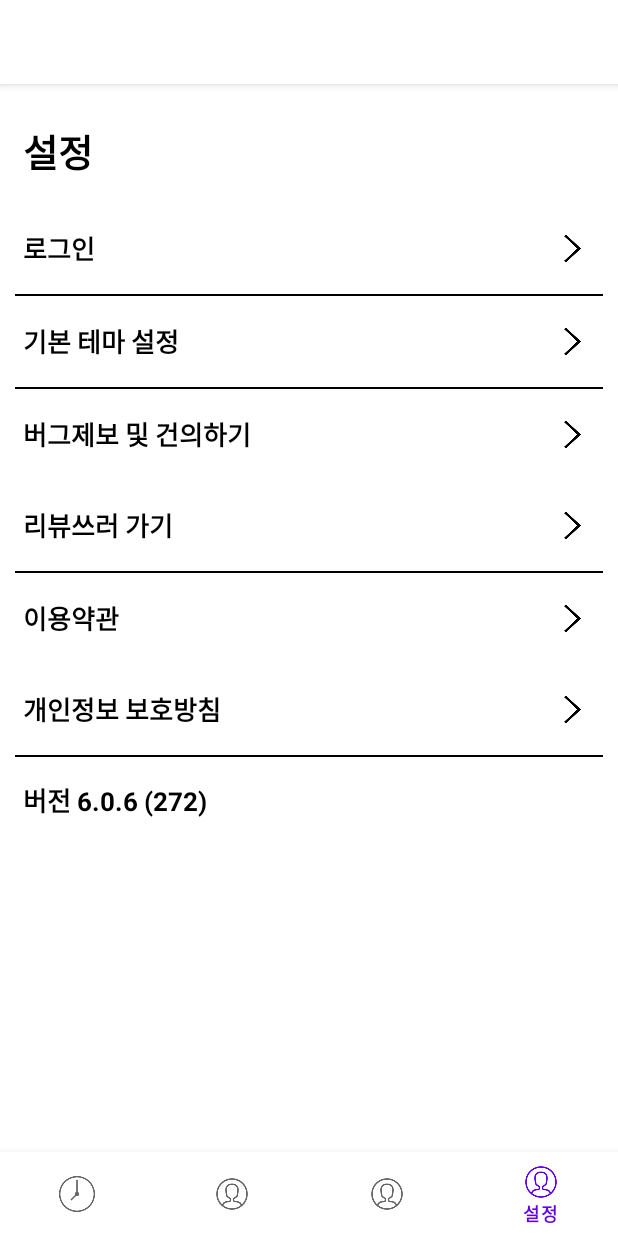
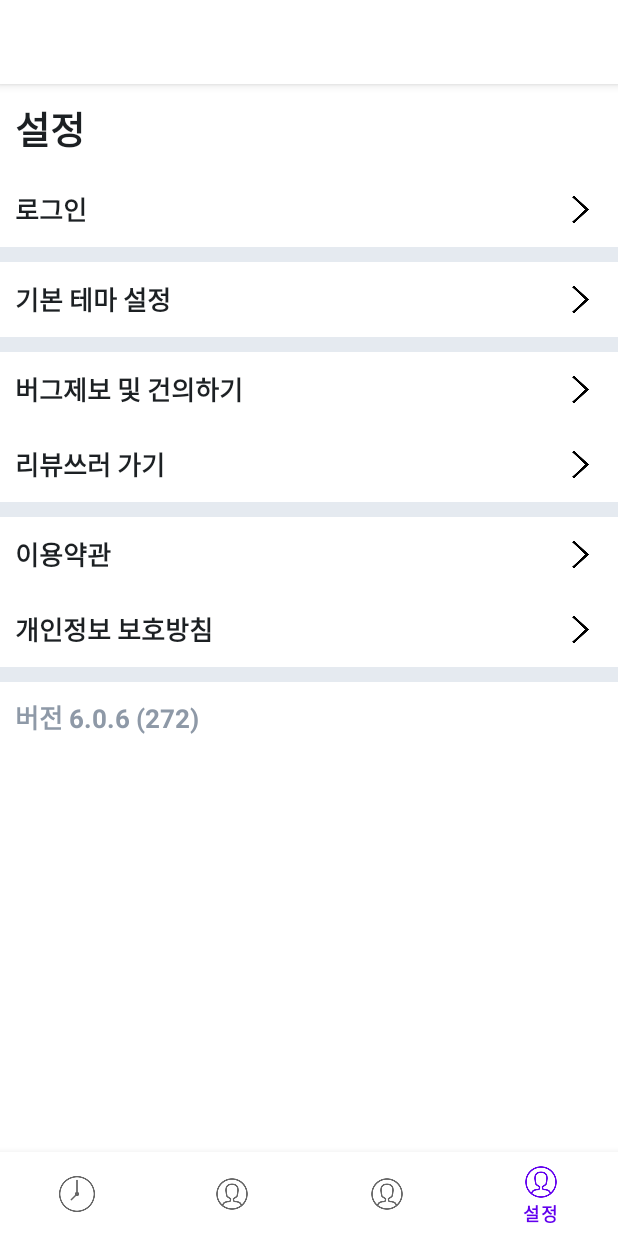
Before and after one commit to zeroheat0930/LOLandRoll, an Android app: the screen it shows after launch (MainActivity), item 4 of the bottom bar chosen, on a phone screen of 412 x 824 dp. Run offline under Robolectric (Android 15) with nearby library versions, the phone set to English and light mode, and no system bars; our stand-ins replace data binding.

Commit message:
색깔 설정하고 화면 비스무리하게 바꿧는데 이미지에 들어간 아이콘에 tint먹이니깐 앱이 죽어버림.. 그래서 다시 돌림

```diff
--- a/app/src/main/AndroidManifest.xml
+++ b/app/src/main/AndroidManifest.xml
@@ -12,6 +12,9 @@
         android:supportsRtl="true"
         android:theme="@style/Theme.LOLandRoll"
         android:usesCleartextTraffic="true">
+        <activity
+            android:name=".ParcticActivity"
+            android:exported="false" />
         <activity
             android:name=".SearchSummonerActivity"
             android:exported="false" />
--- a/app/src/main/java/com/zeroheat/lolandroll/BaseActivity.kt
+++ b/app/src/main/java/com/zeroheat/lolandroll/BaseActivity.kt
@@ -42,7 +42,7 @@ abstract class BaseActivity : AppCompatActivity(){
         toolbar.setContentInsetsAbsolute(0,0)
 
 //        UI 요소들 실제 값 대입
-        txtTitle = defaultActionBar.customView.findViewById(R.id.txtTitle)
+        txtTitle = defaultActionBar.customView.findViewById(R.id.txtCumu)
         btnAdd = defaultActionBar.customView.findViewById(R.id.btnAdd)
     }
 }
--- a/app/src/main/java/com/zeroheat/lolandroll/adapters/SearchSummonerRecyclerAdapter.kt
+++ b/app/src/main/java/com/zeroheat/lolandroll/adapters/SearchUserrRecyclerAdapter.kt
@@ -1,7 +1,6 @@
 package com.zeroheat.lolandroll.adapters
 
 import android.content.Context
-import android.content.Intent
 import android.view.LayoutInflater
 import android.view.View
 import android.view.ViewGroup
@@ -11,10 +10,10 @@ import androidx.recyclerview.widget.RecyclerView
 import com.zeroheat.lolandroll.R
 import com.zeroheat.lolandroll.datas.Summoner
 
-class SearchSummonerRecyclerAdapter (
+class SearchUserrRecyclerAdapter (
     val mContext : Context,
     val mList: List<Summoner>
-) : RecyclerView.Adapter<SearchSummonerRecyclerAdapter.MyViewHolder>(){
+) : RecyclerView.Adapter<SearchUserrRecyclerAdapter.MyViewHolder>(){
 
     inner class MyViewHolder(view: View) : RecyclerView.ViewHolder(view){
 
--- a/app/src/main/java/com/zeroheat/lolandroll/fragments/MyHomeFragment.kt
+++ b/app/src/main/java/com/zeroheat/lolandroll/fragments/MyHomeFragment.kt
@@ -37,16 +37,13 @@ class MyHomeFragment : BaseFragment() {
 
     override fun setupEvents() {
 
-        binding.btnSummoner.setOnClickListener {
-
-            val inputSummonername = binding.edtSummoner.text.toString()
-
+        binding.btnSearch.setOnClickListener {
              val myIntent = Intent(mContext,SearchSummonerActivity::class.java )
-            myIntent.putExtra("summoner", binding.edtSummoner.text.toString())
-            Log.d("온거맞음?", inputSummonername.toString())
             mContext.startActivity(myIntent)
-
-
+        }
+        binding.edtTp.setOnClickListener {
+            val myIntent = Intent(mContext,SearchSummonerActivity::class.java )
+            mContext.startActivity(myIntent)
         }
 
     }
--- a/app/src/main/res/layout/custom_actionbar.xml
+++ b/app/src/main/res/layout/custom_actionbar.xml
@@ -1,16 +1,35 @@
 <?xml version="1.0" encoding="utf-8"?>
 <FrameLayout xmlns:android="http://schemas.android.com/apk/res/android"
+    xmlns:app="http://schemas.android.com/apk/res-auto"
     android:layout_width="match_parent"
     android:layout_height="60dp"
     android:background="@color/white">
 
     <TextView
-        android:id="@+id/txtTitle"
+        android:id="@+id/txtCumu"
         android:layout_width="wrap_content"
         android:layout_height="wrap_content"
         android:visibility="gone"
         android:text="커뮤니티"
-        android:textColor="@color/black"
+        android:textColor="@color/opggblackcolor"
+        android:textSize="16sp"
+        android:layout_gravity="center"/>
+    <TextView
+        android:id="@+id/txtChampion"
+        android:layout_width="wrap_content"
+        android:layout_height="wrap_content"
+        android:visibility="gone"
+        android:text="챔피언 분석"
+        android:textColor="@color/opggblackcolor"
+        android:textSize="16sp"
+        android:layout_gravity="center"/>
+    <TextView
+        android:id="@+id/txtDef"
+        android:layout_width="wrap_content"
+        android:layout_height="wrap_content"
+        android:visibility="gone"
+        android:text="설정"
+        android:textColor="@color/opggblackcolor"
         android:textSize="16sp"
         android:layout_gravity="center"/>
 
@@ -18,10 +37,11 @@
         android:id="@+id/btnAdd"
         android:layout_width="40dp"
         android:layout_height="40dp"
-        android:src="@drawable/plus_icon"
+        android:src="@drawable/search_icon"
         android:visibility="gone"
         android:padding="5dp"
         android:layout_gravity="end|center_vertical"
-        android:layout_marginEnd="10dp"/>
+        android:layout_marginEnd="10dp"
+         />
 
 </FrameLayout>
--- a/app/src/main/res/layout/fragment_my_defalut.xml
+++ b/app/src/main/res/layout/fragment_my_defalut.xml
@@ -1,7 +1,8 @@
 <?xml version="1.0" encoding="utf-8"?>
 <layout>
 
-    <LinearLayout xmlns:android="http://schemas.android.com/apk/res/android"
+    <LinearLayout
+        xmlns:android="http://schemas.android.com/apk/res/android"
         android:layout_width="match_parent"
         xmlns:tools="http://schemas.android.com/tools"
         android:layout_height="match_parent"
@@ -16,12 +17,13 @@
             <LinearLayout
                 android:layout_width="match_parent"
                 android:layout_height="wrap_content"
-                android:padding="10dp"
+
                 android:orientation="vertical">
 
             <LinearLayout
                 android:layout_width="match_parent"
                 android:layout_height="wrap_content"
+                android:padding="10dp"
                 android:paddingVertical="15dp"
                 android:paddingHorizontal="5dp"
                 android:gravity="center_vertical"
@@ -32,7 +34,7 @@
                     android:layout_height="wrap_content"
                     android:text="설정"
                     android:textStyle="bold"
-                    android:textColor="@color/black"
+                    android:textColor="@color/opggblackcolor"
                     android:textSize="25sp"/>
 
             </LinearLayout>
@@ -41,6 +43,7 @@
                 android:id="@+id/btnLogin"
                 android:layout_width="match_parent"
                 android:layout_height="wrap_content"
+                android:padding="10dp"
                 android:paddingVertical="15dp"
                 android:paddingHorizontal="5dp"
                 android:gravity="center_vertical"
@@ -51,7 +54,7 @@
                     android:layout_height="wrap_content"
                     android:text="로그인"
                     android:textStyle="bold"
-                    android:textColor="@color/black"
+                    android:textColor="@color/opggblackcolor"
                     android:textSize="17sp"/>
                 <TextView
                     android:layout_width="0dp"
@@ -60,18 +63,20 @@
                 <ImageView
                     android:layout_width="30dp"
                     android:layout_height="30dp"
-                    android:src="@drawable/right_arrow" />
+                    android:src="@drawable/right_arrow"
+                     />
 
             </LinearLayout>
             <TextView
                 android:layout_width="match_parent"
-                android:layout_height="1dp"
-                android:background="@color/black"/>
+                android:layout_height="10dp"
+                android:background="@color/teduri"/>
 
             <LinearLayout
                 android:id="@+id/btnThemeSetting"
                 android:layout_width="match_parent"
                 android:layout_height="wrap_content"
+                android:padding="10dp"
                 android:paddingVertical="15dp"
                 android:paddingHorizontal="5dp"
                 android:gravity="center_vertical"
@@ -82,7 +87,7 @@
                     android:layout_height="wrap_content"
                     android:text="기본 테마 설정"
                     android:textStyle="bold"
-                    android:textColor="@color/black"
+                    android:textColor="@color/opggblackcolor"
                     android:textSize="17sp"/>
                 <TextView
                     android:layout_width="0dp"
@@ -91,36 +96,32 @@
                 <ImageView
                     android:layout_width="30dp"
                     android:layout_height="30dp"
-                    android:src="@drawable/right_arrow" />
+                    android:src="@drawable/right_arrow"
+                    />
 
             </LinearLayout>
 
                 <TextView
                     android:layout_width="match_parent"
-                android:layout_height="1dp"
-                android:background="@color/black"/>
+                    android:layout_height="10dp"
+                    android:background="@color/teduri"/>
 
             <LinearLayout
                 android:id="@+id/btnBugReport"
                 android:layout_width="match_parent"
                 android:layout_height="wrap_content"
+                android:padding="10dp"
                 android:paddingVertical="15dp"
                 android:paddingHorizontal="5dp"
                 android:gravity="center_vertical"
                 android:orientation="horizontal">
 
-                <LinearLayout
-                    android:layout_width="wrap_content"
-                    android:layout_height="wrap_content"
-                    android:orientation="vertical">
-
-                </LinearLayout>
                 <TextView
                     android:layout_width="wrap_content"
                     android:layout_height="wrap_content"
                     android:text="버그제보 및 건의하기"
                     android:textStyle="bold"
-                    android:textColor="@color/black"
+                    android:textColor="@color/opggblackcolor"
                     android:textSize="17sp"/>
                 <TextView
                     android:layout_width="0dp"
@@ -129,7 +130,8 @@
                 <ImageView
                     android:layout_width="30dp"
                     android:layout_height="30dp"
-                    android:src="@drawable/right_arrow" />
+                    android:src="@drawable/right_arrow"
+                    />
 
 
             </LinearLayout>
@@ -138,23 +140,18 @@
                 android:id="@+id/btnReview"
                 android:layout_width="match_parent"
                 android:layout_height="wrap_content"
+                android:padding="10dp"
                 android:paddingVertical="15dp"
                 android:paddingHorizontal="5dp"
                 android:gravity="center_vertical"
                 android:orientation="horizontal">
 
-                <LinearLayout
-                    android:layout_width="wrap_content"
-                    android:layout_height="wrap_content"
-                    android:orientation="vertical">
-
-                </LinearLayout>
                 <TextView
                     android:layout_width="wrap_content"
                     android:layout_height="wrap_content"
                     android:text="리뷰쓰러 가기"
                     android:textStyle="bold"
-                    android:textColor="@color/black"
+                    android:textColor="@color/opggblackcolor"
                     android:textSize="17sp"/>
                 <TextView
                     android:layout_width="0dp"
@@ -163,35 +160,33 @@
                 <ImageView
                     android:layout_width="30dp"
                     android:layout_height="30dp"
-                    android:src="@drawable/right_arrow" />
+                    android:src="@drawable/right_arrow"
+                    />
 
 
             </LinearLayout>
                 <TextView
                     android:layout_width="match_parent"
-                android:layout_height="1dp"
-                android:background="@color/black"/>
+                    android:layout_height="10dp"
+                    android:background="@color/teduri"/>
+
+
             <LinearLayout
                 android:id="@+id/btnYakGuan"
                 android:layout_width="match_parent"
                 android:layout_height="wrap_content"
                 android:paddingVertical="15dp"
+                android:padding="10dp"
                 android:paddingHorizontal="5dp"
                 android:gravity="center_vertical"
                 android:orientation="horizontal">
 
-                <LinearLayout
-                    android:layout_width="wrap_content"
-                    android:layout_height="wrap_content"
-                    android:orientation="vertical">
-
-                </LinearLayout>
                 <TextView
                     android:layout_width="wrap_content"
                     android:layout_height="wrap_content"
                     android:text="이용약관"
                     android:textStyle="bold"
-                    android:textColor="@color/black"
+                    android:textColor="@color/opggblackcolor"
                     android:textSize="17sp"/>
                 <TextView
                     android:layout_width="0dp"
@@ -200,7 +195,8 @@
                 <ImageView
                     android:layout_width="30dp"
                     android:layout_height="30dp"
-                    android:src="@drawable/right_arrow" />
+                    android:src="@drawable/right_arrow"
+                    />
 
 
             </LinearLayout>
@@ -210,21 +206,16 @@
                 android:layout_height="wrap_content"
                 android:paddingVertical="15dp"
                 android:paddingHorizontal="5dp"
+                android:padding="10dp"
                 android:gravity="center_vertical"
                 android:orientation="horizontal">
 
-                <LinearLayout
-                    android:layout_width="wrap_content"
-                    android:layout_height="wrap_content"
-                    android:orientation="vertical">
-
-                </LinearLayout>
                 <TextView
                     android:layout_width="wrap_content"
                     android:layout_height="wrap_content"
                     android:text="개인정보 보호방침"
                     android:textStyle="bold"
-                    android:textColor="@color/black"
+                    android:textColor="@color/opggblackcolor"
                     android:textSize="17sp"/>
                 <TextView
                     android:layout_width="0dp"
@@ -233,34 +224,30 @@
                 <ImageView
                     android:layout_width="30dp"
                     android:layout_height="30dp"
-                    android:src="@drawable/right_arrow" />
+                    android:src="@drawable/right_arrow"
+                    />
 
 
             </LinearLayout>
                 <TextView
                     android:layout_width="match_parent"
-                android:layout_height="1dp"
-                android:background="@color/black"/>
+                    android:layout_height="10dp"
+                    android:background="@color/teduri"/>
             <LinearLayout
                 android:layout_width="match_parent"
                 android:layout_height="wrap_content"
                 android:paddingVertical="15dp"
+                android:padding="10dp"
                 android:paddingHorizontal="5dp"
                 android:gravity="center_vertical"
                 android:orientation="horizontal">
 
-                <LinearLayout
-                    android:layout_width="wrap_content"
-                    android:layout_height="wrap_content"
-                    android:orientation="vertical">
-
-                </LinearLayout>
                 <TextView
                     android:layout_width="wrap_content"
                     android:layout_height="wrap_content"
                     android:text="버전 6.0.6 (272)"
                     android:textStyle="bold"
-                    android:textColor="@color/black"
+                    android:textColor="@color/searchcolor"
                     android:textSize="17sp"/>
                 <TextView
                     android:layout_width="0dp"
--- a/app/src/main/res/values/colors.xml
+++ b/app/src/main/res/values/colors.xml
@@ -7,4 +7,14 @@
     <color name="teal_700">#FF018786</color>
     <color name="black">#FF000000</color>
     <color name="white">#FFFFFFFF</color>
+    <color name="buttonbluegray">#F5F7FA</color>
+    <color name="teduri">#E5EAF0</color>
+    <color name="searchcolor">#8E99A7</color>
+    <color name="opggcolor">#396BF6</color>
+    <color name="opggblackcolor">#1C2023</color>
+
+
+
+
+
 </resources>
```
Also changed, not shown: app/src/main/java/com/zeroheat/lolandroll/ParcticActivity.kt (added, +22 -0 lines), app/src/main/java/com/zeroheat/lolandroll/SearchSummonerActivity.kt (+11 -53 lines), app/src/main/java/com/zeroheat/lolandroll/datas/BasicResponse.kt (+2 -7 lines), app/src/main/java/com/zeroheat/lolandroll/datas/DataResponse.kt (+8 -2 lines), app/src/main/java/com/zeroheat/lolandroll/fragments/UserFragment.kt (added, +43 -0 lines), app/src/main/res/drawable/border.xml (added, +28 -0 lines), app/src/main/res/layout/activity_parctic.xml (added, +18 -0 lines), app/src/main/res/layout/activity_search_summoner.xml (+41 -3 lines), app/src/main/res/layout/fragment_my_home.xml (+4 -11 lines), app/src/main/res/layout/fragment_user.xml (added, +18 -0 lines), app/src/main/res/drawable/exit_icon.png (added), app/src/main/res/drawable/left_icon.png (added), app/src/main/res/drawable/search_icon.png (added). Lines whose indentation alone changed are shown as unchanged.
